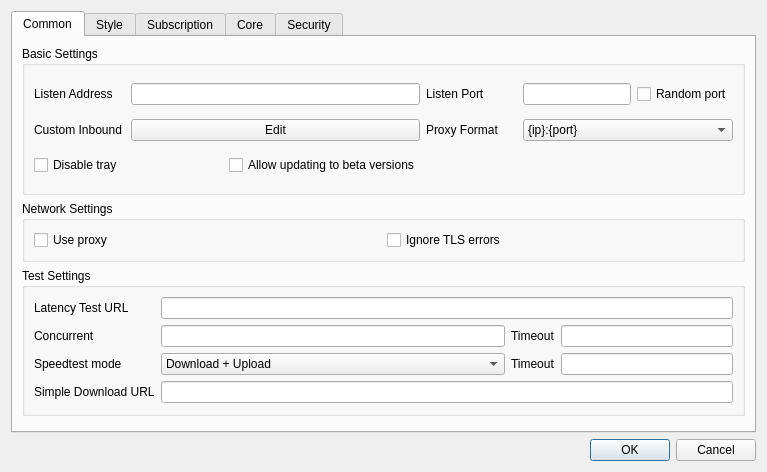
Qt form include/ui/setting/dialog_basic_settings.ui (shengmo0210/Throne) before a commit.
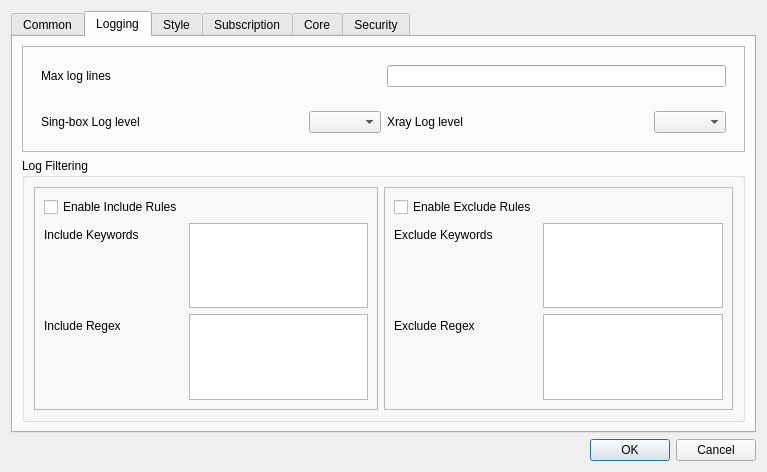
The same form after that commit. The open tabs and pages were chosen to show the change. Custom widgets are drawn as their Qt base class.

```diff
--- a/include/ui/setting/dialog_basic_settings.ui
+++ b/include/ui/setting/dialog_basic_settings.ui
@@ -306,6 +306,175 @@
        </item>
       </layout>
      </widget>
+     <widget class="QWidget" name="Logging">
+      <attribute name="title">
+       <string>Logging</string>
+      </attribute>
+      <layout class="QVBoxLayout" name="verticalLayout_6">
+       <item>
+        <widget class="QFrame" name="frame">
+         <property name="frameShape">
+          <enum>QFrame::Shape::StyledPanel</enum>
+         </property>
+         <property name="frameShadow">
+          <enum>QFrame::Shadow::Raised</enum>
+         </property>
+         <layout class="QVBoxLayout" name="verticalLayout_7">
+          <item>
+           <widget class="QWidget" name="widget_3" native="true">
+            <layout class="QHBoxLayout" name="horizontalLayout_7">
+             <item>
+              <widget class="QLabel" name="label_17">
+               <property name="text">
+                <string>Max log lines</string>
+               </property>
+              </widget>
+             </item>
+             <item>
+              <widget class="QLineEdit" name="max_log_line">
+               <property name="sizePolicy">
+                <sizepolicy hsizetype="Ignored" vsizetype="Fixed">
+                 <horstretch>0</horstretch>
+                 <verstretch>0</verstretch>
+                </sizepolicy>
+               </property>
+              </widget>
+             </item>
+            </layout>
+           </widget>
+          </item>
+          <item>
+           <widget class="QWidget" name="widget_2" native="true">
+            <layout class="QHBoxLayout" name="horizontalLayout_8">
+             <item>
+              <widget class="QLabel" name="label_3">
+               <property name="text">
+                <string notr="true">Sing-box Log level</string>
+               </property>
+              </widget>
+             </item>
+             <item>
+              <widget class="QComboBox" name="log_level">
+               <property name="sizePolicy">
+                <sizepolicy hsizetype="Maximum" vsizetype="Fixed">
+                 <horstretch>0</horstretch>
+                 <verstretch>0</verstretch>
+                </sizepolicy>
+               </property>
+              </widget>
+             </item>
+             <item>
+              <widget class="QLabel" name="label_10">
+               <property name="text">
+                <string>Xray Log level</string>
+               </property>
+              </widget>
+             </item>
+             <item>
+              <widget class="QComboBox" name="xray_loglevel">
+               <property name="sizePolicy">
+                <sizepolicy hsizetype="Maximum" vsizetype="Fixed">
+                 <horstretch>0</horstretch>
+                 <verstretch>0</verstretch>
+                </sizepolicy>
+               </property>
+              </widget>
+             </item>
+            </layout>
+           </widget>
+          </item>
+         </layout>
+        </widget>
+       </item>
+       <item>
+        <widget class="QGroupBox" name="groupBox_4">
+         <property name="title">
+          <string>Log Filtering</string>
+         </property>
+         <layout class="QHBoxLayout" name="horizontalLayout_4">
+          <item>
+           <widget class="QFrame" name="log_include_frame">
+            <property name="frameShape">
+             <enum>QFrame::Shape::StyledPanel</enum>
+            </property>
+            <property name="frameShadow">
+             <enum>QFrame::Shadow::Raised</enum>
+            </property>
+            <layout class="QFormLayout" name="formLayout_3">
+             <item row="2" column="0">
+              <widget class="QLabel" name="label_25">
+               <property name="text">
+                <string>Include Keywords</string>
+               </property>
+              </widget>
+             </item>
+             <item row="2" column="1">
+              <widget class="QTextEdit" name="log_include_keyword"/>
+             </item>
+             <item row="3" column="1">
+              <widget class="QTextEdit" name="log_include_regex"/>
+             </item>
+             <item row="3" column="0">
+              <widget class="QLabel" name="label_26">
+               <property name="text">
+                <string>Include Regex</string>
+               </property>
+              </widget>
+             </item>
+             <item row="0" column="0">
+              <widget class="QCheckBox" name="enable_log_include">
+               <property name="text">
+                <string>Enable Include Rules</string>
+               </property>
+              </widget>
+             </item>
+            </layout>
+           </widget>
+          </item>
+          <item>
+           <widget class="QFrame" name="log_exclude_frame">
+            <property name="frameShape">
+             <enum>QFrame::Shape::StyledPanel</enum>
+            </property>
+            <property name="frameShadow">
+             <enum>QFrame::Shadow::Raised</enum>
+            </property>
+            <layout class="QFormLayout" name="formLayout_4">
+             <item row="0" column="0">
+              <widget class="QCheckBox" name="enable_log_exclude">
+               <property name="text">
+                <string>Enable Exclude Rules</string>
+               </property>
+              </widget>
+             </item>
+             <item row="2" column="1">
+              <widget class="QTextEdit" name="log_exclude_keyword"/>
+             </item>
+             <item row="2" column="0">
+              <widget class="QLabel" name="label_28">
+               <property name="text">
+                <string>Exclude Keywords</string>
+               </property>
+              </widget>
+             </item>
+             <item row="4" column="0">
+              <widget class="QLabel" name="label_27">
+               <property name="text">
+                <string>Exclude Regex</string>
+               </property>
+              </widget>
+             </item>
+             <item row="4" column="1">
+              <widget class="QTextEdit" name="log_exclude_regex"/>
+             </item>
+            </layout>
+           </widget>
+          </item>
+         </layout>
+        </widget>
+       </item>
+      </layout>
+     </widget>
      <widget class="QWidget" name="tab_2">
       <attribute name="title">
        <string>Style</string>
@@ -343,13 +512,6 @@
           <widget class="QGroupBox" name="connection_statistics_box">
            <layout class="QGridLayout" name="gridLayout_11">
             <item row="0" column="0">
-             <widget class="QLabel" name="label_17">
-              <property name="text">
-               <string>Max log lines</string>
-              </property>
-             </widget>
-            </item>
-            <item row="1" column="0">
              <widget class="QLabel" name="label_9">
               <property name="text">
                <string>Connection statistics</string>
@@ -357,16 +519,6 @@
              </widget>
             </item>
             <item row="0" column="2">
-             <widget class="QLineEdit" name="max_log_line">
-              <property name="sizePolicy">
-               <sizepolicy hsizetype="Ignored" vsizetype="Fixed">
-                <horstretch>0</horstretch>
-                <verstretch>0</verstretch>
-               </sizepolicy>
-              </property>
-             </widget>
-            </item>
-            <item row="1" column="2">
              <widget class="QCheckBox" name="connection_statistics">
               <property name="text">
                <string>Enable</string>
@@ -637,16 +789,6 @@
             <layout class="QGridLayout" name="gridLayout_2">
              <item row="0" column="1">
               <layout class="QHBoxLayout" name="horizontalLayout_20">
-               <item>
-                <widget class="QComboBox" name="log_level">
-                 <property name="sizePolicy">
-                  <sizepolicy hsizetype="Maximum" vsizetype="Fixed">
-                   <horstretch>0</horstretch>
-                   <verstretch>0</verstretch>
-                  </sizepolicy>
-                 </property>
-                </widget>
-               </item>
                <item>
                 <widget class="QCheckBox" name="disable_stats">
                  <property name="minimumSize">
@@ -667,20 +809,6 @@
                </item>
               </layout>
              </item>
-             <item row="1" column="0">
-              <widget class="QLabel" name="label_6">
-               <property name="text">
-                <string>Multiplex (mux)</string>
-               </property>
-              </widget>
-             </item>
-             <item row="0" column="0">
-              <widget class="QLabel" name="label_3">
-               <property name="text">
-                <string notr="true">Loglevel</string>
-               </property>
-              </widget>
-             </item>
              <item row="1" column="1">
               <layout class="QHBoxLayout" name="horizontalLayout">
                <item>
@@ -815,16 +943,6 @@
          </property>
          <layout class="QFormLayout" name="formLayout">
           <item row="0" column="0">
-           <widget class="QLabel" name="label_10">
-            <property name="text">
-             <string>Loglevel</string>
-            </property>
-           </widget>
-          </item>
-          <item row="0" column="1">
-           <widget class="QComboBox" name="xray_loglevel"/>
-          </item>
-          <item row="1" column="0">
            <widget class="QLabel" name="label_23">
             <property name="text">
              <string>Mux Concurrency</string>
```
Left out of the diff: 33 changed lines with no effect on the pictures.
